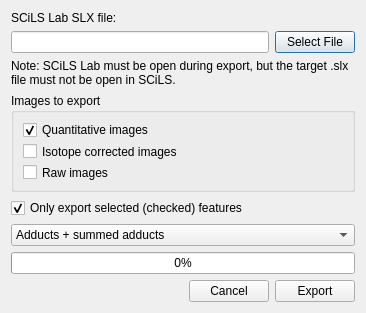
The window that resources/views/MsiExportScilsDialog.ui (swinnenteam/LipidQMap) describes before a commit, drawn with Qt 5.
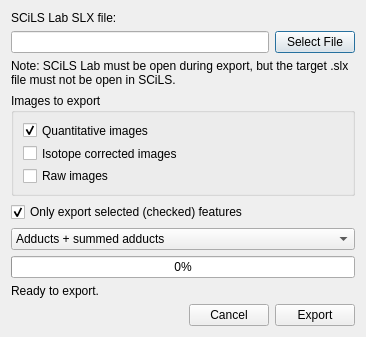
The same window after the commit.

Commit message: scils export fix

Diff of the .ui file:
```diff
--- a/resources/views/MsiExportScilsDialog.ui
+++ b/resources/views/MsiExportScilsDialog.ui
@@ -7,7 +7,7 @@
     <x>0</x>
     <y>0</y>
     <width>366</width>
-    <height>313</height>
+    <height>337</height>
    </rect>
   </property>
   <property name="windowTitle">
@@ -127,6 +127,16 @@
      </property>
     </widget>
    </item>
+   <item>
+    <widget class="QLabel" name="label_scils_status">
+     <property name="text">
+      <string>Ready to export.</string>
+     </property>
+     <property name="wordWrap">
+      <bool>true</bool>
+     </property>
+    </widget>
+   </item>
    <item>
     <layout class="QHBoxLayout" name="layout_buttons">
      <item>
```
The commit also changes 9 other files.
